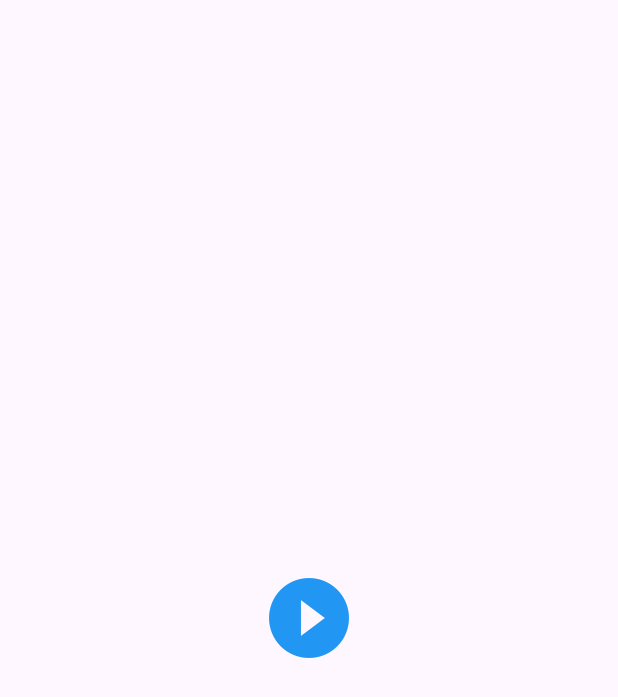
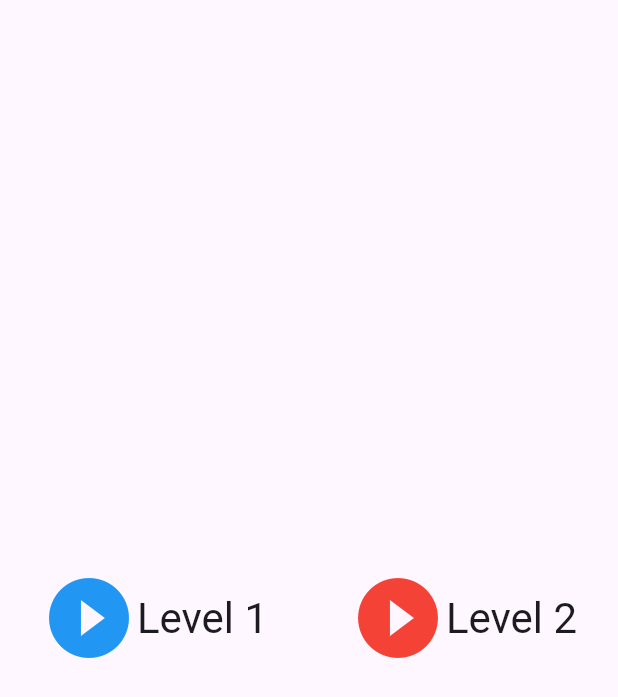
Before and after one commit to janne/multiquization, a Flutter app: the screen it shows after launch, on a phone screen of 412 x 824 dp. Shown: the top 697 px of the screen. Run offline on Flutter 3.47's test engine with Material 3 defaults, Android fonts, the light colour scheme and no system bars; our stand-ins replace audioplayers, go_router.

Commit message:
Play sounds and add two levels

```diff
--- a/lib/home.dart
+++ b/lib/home.dart
@@ -1,5 +1,6 @@
 import 'package:flutter/material.dart';
 import 'package:go_router/go_router.dart';
+import 'package:multiquization/level_button.dart';
 
 class Home extends StatefulWidget {
   const Home({super.key});
@@ -17,7 +18,6 @@ class _HomeState extends State<Home> {
     return Scaffold(
       body: Column(
         mainAxisAlignment: MainAxisAlignment.center,
-        crossAxisAlignment: CrossAxisAlignment.stretch,
         children: [
           lastScore != null
               ? Padding(
@@ -31,12 +31,12 @@ class _HomeState extends State<Home> {
                   child: Center(child: Text("Bäst hitills: $highScore", style: const TextStyle(fontSize: 24))),
                 )
               : Container(),
-          Center(
-            child: IconButton(
-              iconSize: 64,
-              color: Colors.blue,
+          Row(
+            mainAxisAlignment: MainAxisAlignment.spaceAround,
+            children: [
+              LevelButton(
                 onPressed: () async {
-                final score = await context.push<int>("/game");
+                  final score = await context.push<int>("/game", extra: 1);
                   setState(() {
                     if (score != null) {
                       lastScore = score;
@@ -44,9 +44,24 @@ class _HomeState extends State<Home> {
                     }
                   });
                 },
-              icon: const Icon(Icons.play_circle_fill),
+                color: Colors.blue,
+                label: 'Level 1',
               ),
+              LevelButton(
+                onPressed: () async {
+                  final score = await context.push<int>("/game", extra: 2);
+                  setState(() {
+                    if (score != null) {
+                      lastScore = score;
+                      highScore = highScore == null || score > highScore! ? score : highScore;
+                    }
+                  });
+                },
+                color: Colors.red,
+                label: 'Level 2',
               )
+            ],
+          ),
         ],
       ),
     );
--- /dev/null
+++ b/lib/level_button.dart
@@ -0,0 +1,20 @@
+import 'package:flutter/material.dart';
+
+class LevelButton extends StatelessWidget {
+  final Color color;
+  final String label;
+  final void Function()? onPressed;
+
+  const LevelButton({super.key, required this.color, this.onPressed, required this.label});
+
+  @override
+  Widget build(BuildContext context) {
+    return TextButton(
+      onPressed: onPressed,
+      child: Row(children: [
+        Icon(Icons.play_circle_fill, size: 64, color: color),
+        Text(label, style: Theme.of(context).textTheme.headlineMedium),
+      ]),
+    );
+  }
+}
--- a/lib/main.dart
+++ b/lib/main.dart
@@ -14,7 +14,7 @@ class MainApp extends StatelessWidget {
   final _router = GoRouter(
     routes: [
       GoRoute(path: "/", builder: (context, state) => const Home()),
-      GoRoute(path: "/game", builder: (context, state) => const Game()),
+      GoRoute(path: "/game", builder: (context, state) => Game(level: state.extra as int)),
     ],
   );
 
```
Also changed, not shown: lib/game.dart (+20 -6 lines), pubspec.yaml (+5 -2 lines), pubspec.lock, 8 other files. Lines whose indentation alone changed are shown as unchanged.
